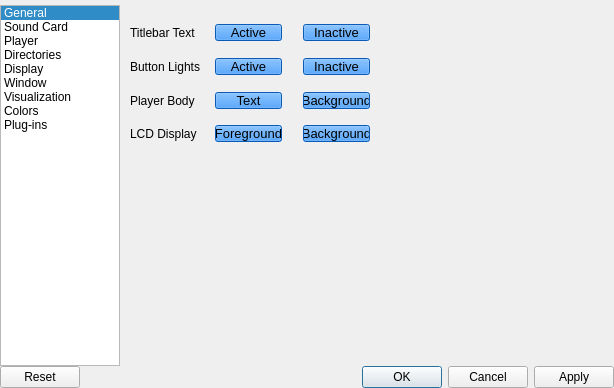
Above: ui/SetupWindow.ui from ModPlugPlayer/ModPlugPlayer before the change. Below: the same form after it.
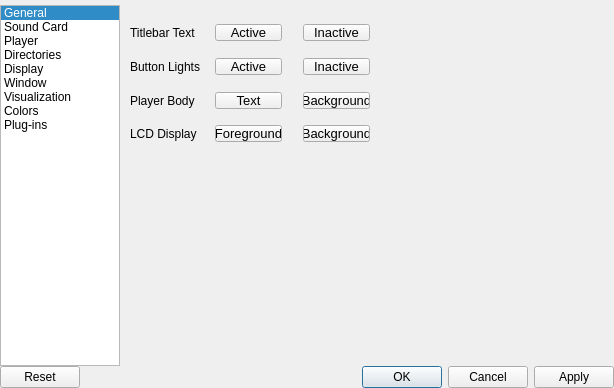
That is the form after the change. Icons and pictures are not drawn. Custom widgets are drawn as their Qt base class.

Patch:
```diff
--- a/ui/SetupWindow.ui
+++ b/ui/SetupWindow.ui
@@ -976,11 +976,6 @@
                 <pointsize>10</pointsize>
                </font>
               </property>
-              <property name="styleSheet">
-               <string notr="true">QPushButton{
-	background-color: rgb(15, 128, 255);
-}</string>
-              </property>
               <property name="text">
                <string>Inactive</string>
               </property>
@@ -1011,11 +1006,6 @@
                 <pointsize>10</pointsize>
                </font>
               </property>
-              <property name="styleSheet">
-               <string notr="true">QPushButton{
-	background-color: rgb(15, 128, 255);
-}</string>
-              </property>
               <property name="text">
                <string>Active</string>
               </property>
@@ -1046,11 +1036,6 @@
                 <pointsize>10</pointsize>
                </font>
               </property>
-              <property name="styleSheet">
-               <string notr="true">QPushButton{
-	background-color: rgb(15, 128, 255);
-}</string>
-              </property>
               <property name="text">
                <string>Active</string>
               </property>
@@ -1097,11 +1082,6 @@
                 <pointsize>10</pointsize>
                </font>
               </property>
-              <property name="styleSheet">
-               <string notr="true">QPushButton{
-	background-color: rgb(15, 128, 255);
-}</string>
-              </property>
               <property name="text">
                <string>Inactive</string>
               </property>
@@ -1132,11 +1112,6 @@
                 <pointsize>10</pointsize>
                </font>
               </property>
-              <property name="styleSheet">
-               <string notr="true">QPushButton{
-	background-color: rgb(15, 128, 255);
-}</string>
-              </property>
               <property name="text">
                <string>Foreground</string>
               </property>
@@ -1181,11 +1156,6 @@
                 <pointsize>10</pointsize>
                </font>
               </property>
-              <property name="styleSheet">
-               <string notr="true">QPushButton{
-	background-color: rgb(15, 128, 255);
-}</string>
-              </property>
               <property name="text">
                <string>Background</string>
               </property>
@@ -1223,11 +1193,6 @@
                 <pointsize>10</pointsize>
                </font>
               </property>
-              <property name="styleSheet">
-               <string notr="true">QPushButton{
-	background-color: rgb(15, 128, 255);
-}</string>
-              </property>
               <property name="text">
                <string>Background</string>
               </property>
@@ -1265,11 +1230,6 @@
                 <pointsize>10</pointsize>
                </font>
               </property>
-              <property name="styleSheet">
-               <string notr="true">QPushButton{
-	background-color: rgb(15, 128, 255);
-}</string>
-              </property>
               <property name="text">
                <string>Text</string>
               </property>
```
